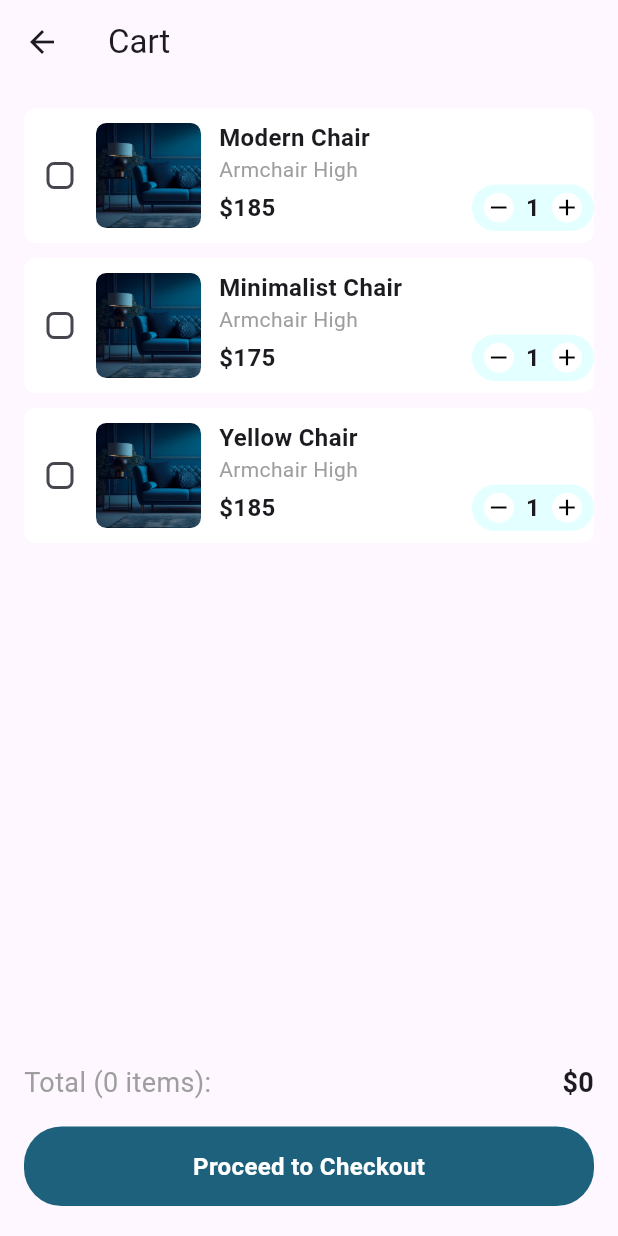
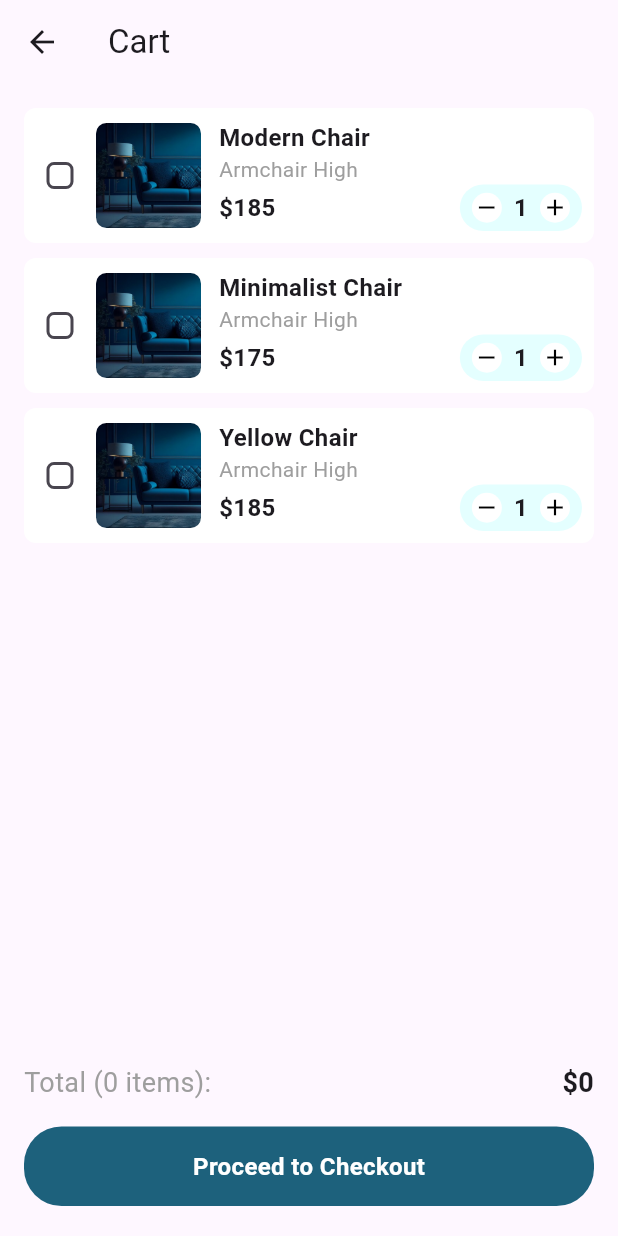
Before and after one commit to Huseinaz/furniture-app, a Flutter app: the CartPage screen opened directly, on a phone screen of 412 x 824 dp. Run offline on Flutter 3.47's test engine with Material 3 defaults, Android fonts, the phone set to English and light mode, and no system bars.

Commit message:
Update product_item.dart

```diff
--- a/lib/components/product_item.dart
+++ b/lib/components/product_item.dart
@@ -83,8 +83,11 @@ class ProductItem extends StatelessWidget {
                         fontWeight: FontWeight.bold,
                       ),
                     ),
-                    Container(
-                      padding: const EdgeInsets.symmetric(vertical: 4 ,horizontal: 8),
+                    Padding(
+                      padding: const EdgeInsets.only(right: 8),
+                      child: Container(
+                        padding: const EdgeInsets.symmetric(
+                            vertical: 4, horizontal: 8),
                         decoration: BoxDecoration(
                           color: const Color.fromARGB(255, 228, 255, 255),
                           borderRadius: BorderRadius.circular(25),
@@ -123,8 +126,7 @@ class ProductItem extends StatelessWidget {
                                 color: Colors.white,
                               ),
                               child: IconButton(
-                              padding:
-                                  EdgeInsets.zero,
+                                padding: EdgeInsets.zero,
                                 iconSize: 18,
                                 onPressed: onAdd,
                                 icon: const Icon(Icons.add),
@@ -132,6 +134,7 @@ class ProductItem extends StatelessWidget {
                               ),
                             ),
                           ],
+                        ),
                       ),
                     ),
                   ],
```
Lines whose indentation alone changed are shown as unchanged.
